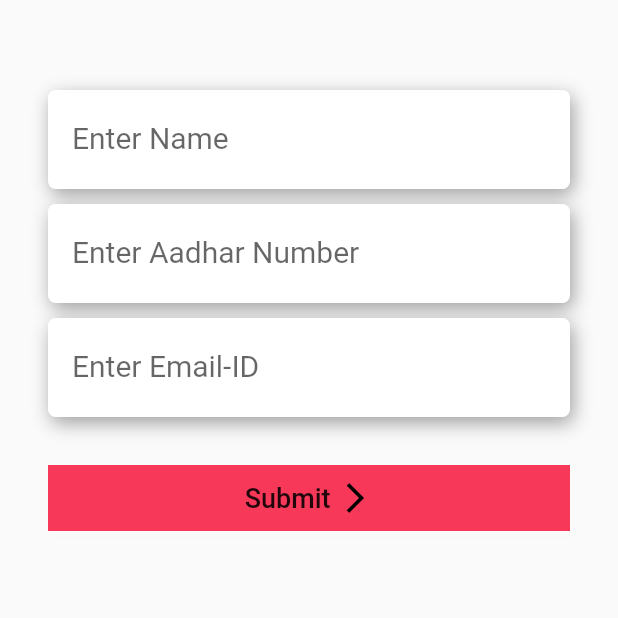
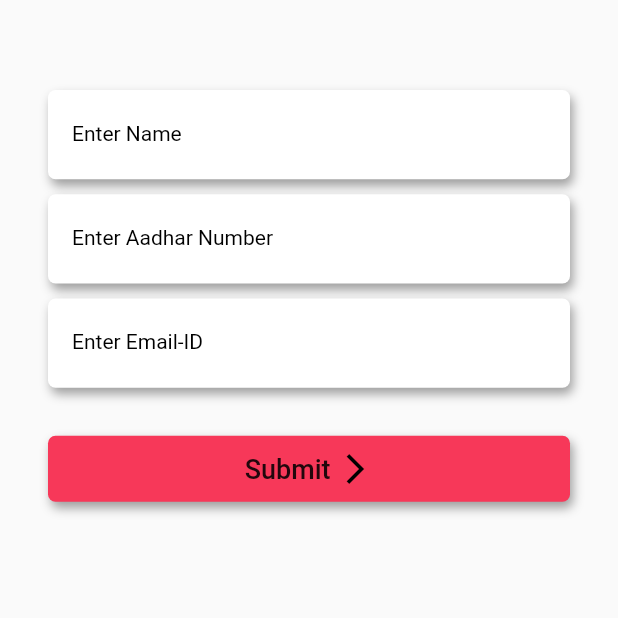
Before and after one commit to TheLameOne/meri_id, a Flutter app: the AdduserDetails screen opened directly, on a phone screen of 412 x 824 dp, the top half of it. Run offline on Flutter 3.47's test engine with Material 2 defaults, Android fonts, the phone set to English and light mode, and no system bars; our stand-ins replace camera, google_maps_flutter, local_auth, video_player; missing offline and left inert: kommunicate_flutter; network calls fail; Roboto replaces fonts that are missing (Montserrat).

Commit message:
custom text field added

```diff
--- a/lib/main.dart
+++ b/lib/main.dart
@@ -4,11 +4,11 @@ import 'package:flutter/services.dart';
 import 'package:flutter_localizations/flutter_localizations.dart';
 import 'package:meri_id/presentation/features/AddFriend.dart';
 import 'package:meri_id/presentation/features/CameraScreen.dart';
-import 'package:meri_id/presentation/features/FirstPage.dart';
+import 'package:meri_id/presentation/auth/FirstPage.dart';
 import 'package:meri_id/presentation/features/LocationPage.dart';
-import 'package:meri_id/presentation/features/PhoneNumber.dart';
+import 'package:meri_id/presentation/auth/PhoneNumber.dart';
 import 'package:meri_id/presentation/SplashPage.dart';
-import 'package:meri_id/presentation/features/otp.dart';
+import 'package:meri_id/presentation/auth/otp.dart';
 import 'package:meri_id/utils/LanguageChangeProvider.dart';
 import 'package:provider/provider.dart';
 import 'utils/generated/l10n.dart';
@@ -50,7 +50,7 @@ class MyApp extends StatelessWidget {
             theme: ThemeData(
               primaryColor: Colors.white,
             ),
-            initialRoute: SplashPage.routeNamed,
+            initialRoute: FirstPage.routeNamed,
             routes: {
               SplashPage.routeNamed: (BuildContext context) => SplashPage(),
               FirstPage.routeNamed: (BuildContext context) => FirstPage(),
--- a/lib/presentation/features/PhoneNumber.dart
+++ b/lib/presentation/auth/PhoneNumber.dart
@@ -3,7 +3,7 @@ import 'package:meri_id/presentation/custom/CustomButton.dart';
 import 'package:meri_id/presentation/custom/CustomIcon.dart';
 import 'package:meri_id/presentation/custom/CustomScaffold.dart';
 import 'package:meri_id/presentation/custom/CustomTextField.dart';
-import 'package:meri_id/presentation/features/otp.dart';
+import 'package:meri_id/presentation/auth/otp.dart';
 
 class PhoneNumber extends StatefulWidget {
   static const String routeNamed = 'PhoneNumber';
@@ -32,7 +32,7 @@ class _PhoneNumberState extends State<PhoneNumber> {
               height: 10,
             ),
             CustomTextField(
-              hintText: "Enter Phone Number",
+               hintText: "+91783090900",
               hintTextSize: 16,
               initialValue: '',
               onChanged: () {},
--- a/lib/presentation/custom/CustomButton.dart
+++ b/lib/presentation/custom/CustomButton.dart
@@ -33,8 +33,9 @@ class CustomButton extends StatelessWidget {
       },
       child: Container(
         decoration: BoxDecoration(
-            color: containerColor,
-            boxShadow: [BoxShadow(color: Styles.grayColor.withOpacity(.1), blurRadius: 3, offset: const Offset(0, 5))]),
+                borderRadius: BorderRadius.circular(5),
+                color: containerColor,
+                boxShadow: const [BoxShadow(color: Colors.grey, blurRadius: 5, offset: Offset(2, 4))]),
         child: Padding(
           padding: const EdgeInsets.symmetric(vertical: 10),
           child: Center(
--- a/lib/presentation/custom/CustomTextField.dart
+++ b/lib/presentation/custom/CustomTextField.dart
@@ -1,4 +1,5 @@
 import 'package:flutter/material.dart';
+import 'package:meri_id/services/CustomComponentFunction.dart';
 import 'package:meri_id/utils/styles.dart';
 
 class CustomTextField extends StatelessWidget {
@@ -48,7 +49,7 @@ class CustomTextField extends StatelessWidget {
             : BoxDecoration(
                 borderRadius: BorderRadius.circular(5),
                 color: Colors.white,
-                boxShadow: const [BoxShadow(color: Colors.grey, blurRadius: 10, offset: Offset(2, 4))]),
+                boxShadow: const [BoxShadow(color: Colors.grey, blurRadius: 5, offset: Offset(2, 4))]),
         child: Padding(
           padding: (isPrefixIcon) ? const EdgeInsets.all(0) : const EdgeInsets.only(left: 16),
           child: TextFormField(
@@ -56,11 +57,12 @@ class CustomTextField extends StatelessWidget {
               onChanged: onChanged(),
               keyboardType: textInputType,
               initialValue: initialValue,
-              style: TextStyle(fontSize: 20),
+              style: TextStyle(fontSize: 16),
               decoration: InputDecoration(
                   border: InputBorder.none,
                   hintText: hintText,
                   labelText: labelText,
+                  labelStyle: CustomTextStyles.textStylelow(),
                   prefixIcon: isPrefixIcon
                       ? Icon(
                           icon,
@@ -68,13 +70,11 @@ class CustomTextField extends StatelessWidget {
                           size: preIconSize,
                         )
                       : null,
-                  hintStyle: TextStyle(
-                      fontSize: hintTextSize,
-                      fontFamily: 'Montserrat',
-                      color: Colors.black.withOpacity(0.5),
-                      fontWeight: FontWeight.w300))),
+                  hintStyle:  CustomTextStyles.textStyleHigh() ),
+
         ),
       ),
+    )
     );
   }
 }
--- a/lib/presentation/features/LocationPage.dart
+++ b/lib/presentation/features/LocationPage.dart
@@ -1,7 +1,7 @@
 //import "package:meri_id/presentation/custom/custom_scaffold.dart";
 import 'package:flutter/material.dart';
 import 'package:google_maps_flutter/google_maps_flutter.dart';
-import 'package:meri_id/presentation/features/otp.dart';
+import 'package:meri_id/presentation/auth/otp.dart';
 
 class Location extends StatefulWidget {
   static const String routeNamed = "LocationPage";
--- /dev/null
+++ b/lib/services/CustomComponentFunction.dart
@@ -0,0 +1,31 @@
+import 'package:flutter/material.dart';
+
+abstract class CustomTextStyles {
+
+  static TextStyle textStylelow() {
+    return const TextStyle(
+        fontSize: 14.0,
+        fontFamily: 'Montserrat',
+        color: Colors.black,
+        fontWeight: FontWeight.w400);
+  }
+
+  static TextStyle textStyleMedium() {
+    return const TextStyle(
+        fontSize: 16.0,
+        fontFamily: 'Montserrat',
+        color: Colors.black,
+        fontWeight: FontWeight.w500);
+  }
+
+  static TextStyle textStyleHigh() {
+    return const TextStyle(
+        fontSize: 18.0,
+        fontFamily: 'Montserrat',
+        color: Colors.black,
+        fontWeight: FontWeight.w600);
+  }
+
+
+
+}
```
Also changed, not shown: lib/presentation/auth/FirstPage.dart (renamed from lib/presentation/features/FirstPage.dart, +1 -6 lines), lib/presentation/auth/otp.dart (renamed from lib/presentation/features/otp.dart).
